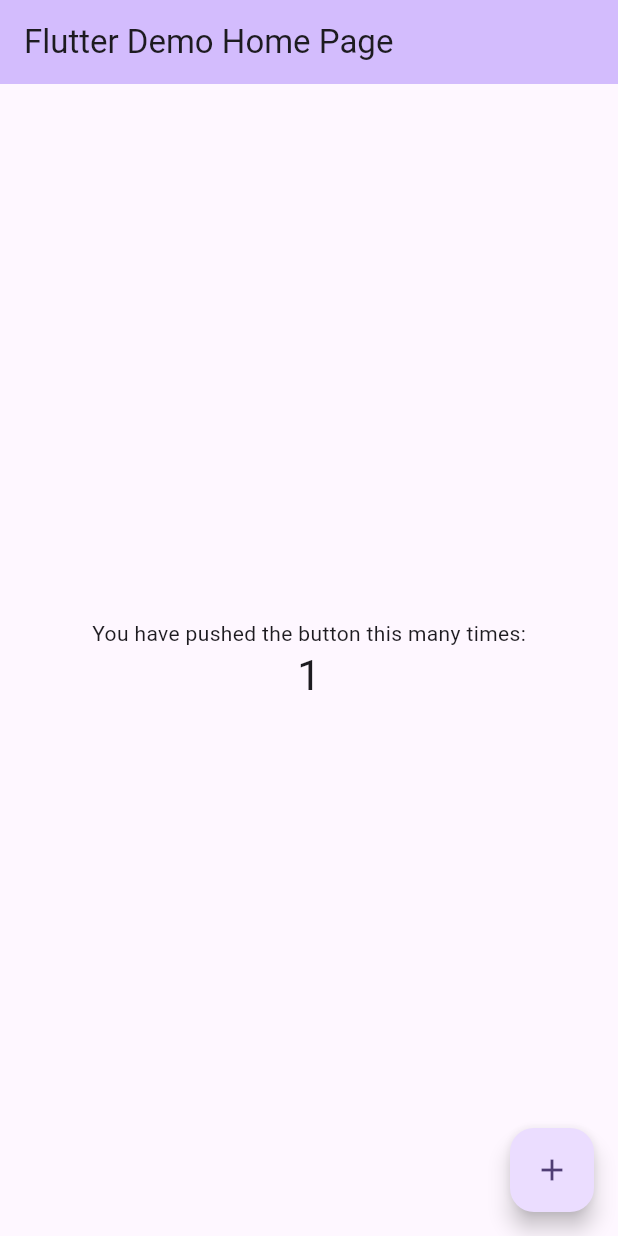
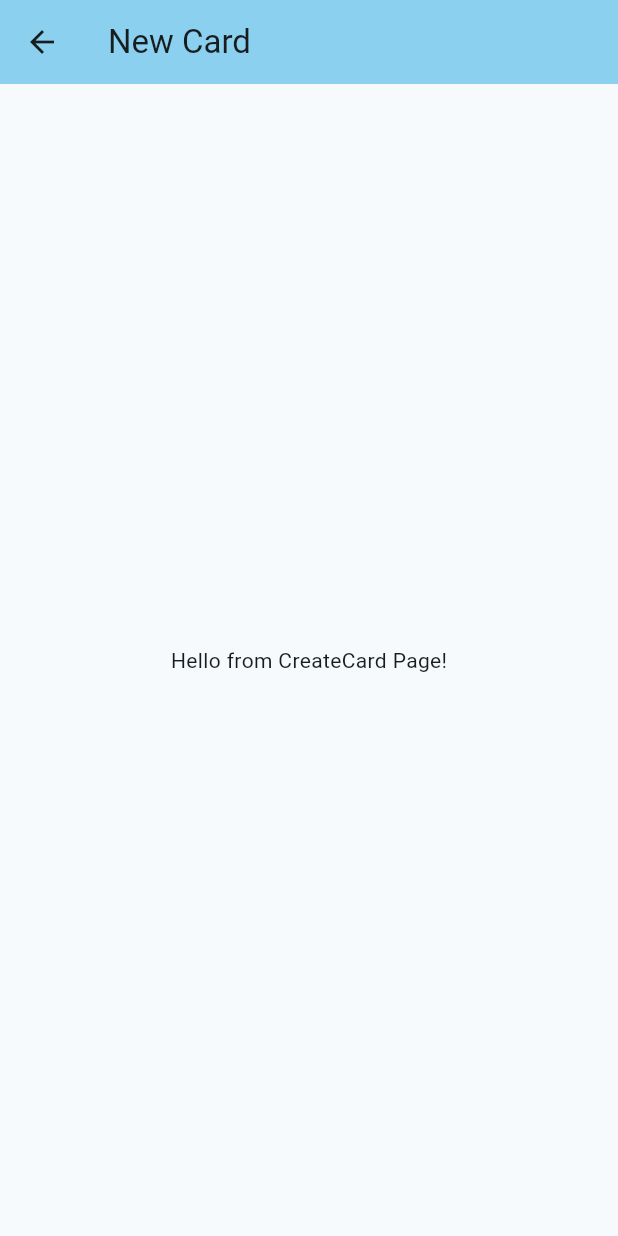
Before and after one commit to kishanrajeev/bizecard, a Flutter app: the screen it shows after launch, after a tap on the "add" icon, on a phone screen of 412 x 824 dp. Run offline on Flutter 3.47's test engine with Material 3 defaults, Android fonts, the phone set to English and light mode, and no system bars.

Commit message:
Created create_card.dart page. Testing new themes(temp)

```diff
--- /dev/null
+++ b/lib/create_card.dart
@@ -0,0 +1,20 @@
+import 'package:flutter/material.dart';
+
+class CreateCardPage extends StatelessWidget {
+  const CreateCardPage({super.key, required this.title});
+
+  final String title;
+
+  @override
+  Widget build(BuildContext context) {
+    return Scaffold(
+      appBar: AppBar(
+        backgroundColor: Theme.of(context).colorScheme.inversePrimary,
+        title: Text(title),
+      ),
+      body: Center(
+        child: const Text('Hello from CreateCard Page!'),
+      ),
+    );
+  }
+}
--- a/lib/main.dart
+++ b/lib/main.dart
@@ -1,52 +1,28 @@
 import 'package:flutter/material.dart';
 
-void main() {
-  runApp(const MyApp());
-}
+import 'create_card.dart';
+
+void main() => runApp(const MyApp());
 
 class MyApp extends StatelessWidget {
   const MyApp({super.key});
 
-  // This widget is the root of your application.
   @override
   Widget build(BuildContext context) {
     return MaterialApp(
       title: 'Flutter Demo',
       theme: ThemeData(
-        // This is the theme of your application.
-        //
-        // TRY THIS: Try running your application with "flutter run". You'll see
-        // the application has a purple toolbar. Then, without quitting the app,
-        // try changing the seedColor in the colorScheme below to Colors.green
-        // and then invoke "hot reload" (save your changes or press the "hot
-        // reload" button in a Flutter-supported IDE, or press "r" if you used
-        // the command line to start the app).
-        //
-        // Notice that the counter didn't reset back to zero; the application
-        // state is not lost during the reload. To reset the state, use hot
-        // restart instead.
-        //
-        // This works for code too, not just values: Most code changes can be
-        // tested with just a hot reload.
-        colorScheme: ColorScheme.fromSeed(seedColor: Colors.deepPurple),
+        primaryColor: Colors.blueGrey[800],
+        colorScheme: ColorScheme.fromSeed(seedColor: Colors.blueGrey),
         useMaterial3: true,
       ),
-      home: const MyHomePage(title: 'Flutter Demo Home Page'),
+      home: const MyHomePage(title: 'BizECard'),
     );
   }
 }
 
 class MyHomePage extends StatefulWidget {
   const MyHomePage({super.key, required this.title});
-
-  // This widget is the home page of your application. It is stateful, meaning
-  // that it has a State object (defined below) that contains fields that affect
-  // how it looks.
-
-  // This class is the configuration for the state. It holds the values (in this
-  // case the title) provided by the parent (in this case the App widget) and
-  // used by the build method of the State. Fields in a Widget subclass are
-  // always marked "final".
 
   final String title;
 
@@ -57,69 +33,34 @@
 class _MyHomePageState extends State<MyHomePage> {
   int _counter = 0;
 
-  void _incrementCounter() {
-    setState(() {
-      // This call to setState tells the Flutter framework that something has
-      // changed in this State, which causes it to rerun the build method below
-      // so that the display can reflect the updated values. If we changed
-      // _counter without calling setState(), then the build method would not be
-      // called again, and so nothing would appear to happen.
-      _counter++;
-    });
-  }
+  void _incrementCounter() => setState(() => _counter++);
 
   @override
   Widget build(BuildContext context) {
-    // This method is rerun every time setState is called, for instance as done
-    // by the _incrementCounter method above.
-    //
-    // The Flutter framework has been optimized to make rerunning build methods
-    // fast, so that you can just rebuild anything that needs updating rather
-    // than having to individually change instances of widgets.
     return Scaffold(
       appBar: AppBar(
-        // TRY THIS: Try changing the color here to a specific color (to
-        // Colors.amber, perhaps?) and trigger a hot reload to see the AppBar
-        // change color while the other colors stay the same.
-        backgroundColor: Theme.of(context).colorScheme.inversePrimary,
-        // Here we take the value from the MyHomePage object that was created by
-        // the App.build method, and use it to set our appbar title.
+        backgroundColor: Colors.blueGrey[500], //brown[200]/[300]
         title: Text(widget.title),
       ),
       body: Center(
-        // Center is a layout widget. It takes a single child and positions it
-        // in the middle of the parent.
         child: Column(
-          // Column is also a layout widget. It takes a list of children and
-          // arranges them vertically. By default, it sizes itself to fit its
-          // children horizontally, and tries to be as tall as its parent.
-          //
-          // Column has various properties to control how it sizes itself and
-          // how it positions its children. Here we use mainAxisAlignment to
-          // center the children vertically; the main axis here is the vertical
-          // axis because Columns are vertical (the cross axis would be
-          // horizontal).
-          //
-          // TRY THIS: Invoke "debug painting" (choose the "Toggle Debug Paint"
-          // action in the IDE, or press "p" in the console), to see the
-          // wireframe for each widget.
           mainAxisAlignment: MainAxisAlignment.center,
           children: <Widget>[
-            const Text(
-              'You have pushed the button this many times:',
-            ),
-            Text(
-              '$_counter',
-              style: Theme.of(context).textTheme.headlineMedium,
-            ),
+            const Text('You have pushed the button this many times:'),
+            Text('$_counter', style: Theme.of(context).textTheme.headlineMedium),
           ],
         ),
       ),
       floatingActionButton: FloatingActionButton(
-        onPressed: _incrementCounter,
-        tooltip: 'Increment',
+        onPressed: () => Navigator.push(
+          context,
+          MaterialPageRoute(builder: (context) => const CreateCardPage(title: 'New Card')),
+        ),
+        tooltip: 'Create new Card',
+        backgroundColor: Colors.blueGrey[400], // Set the foregroundColor to teal
         child: const Icon(Icons.add),
-      ), // This trailing comma makes auto-formatting nicer for build methods.
+      ),
     );
+
   }
 }
```
